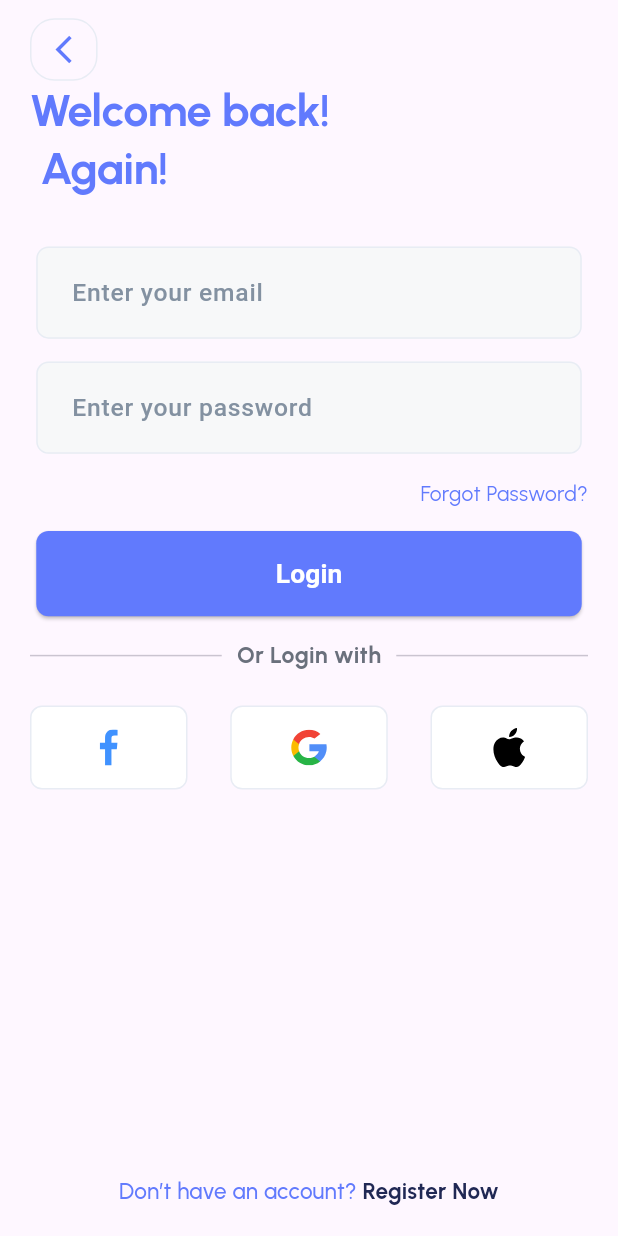
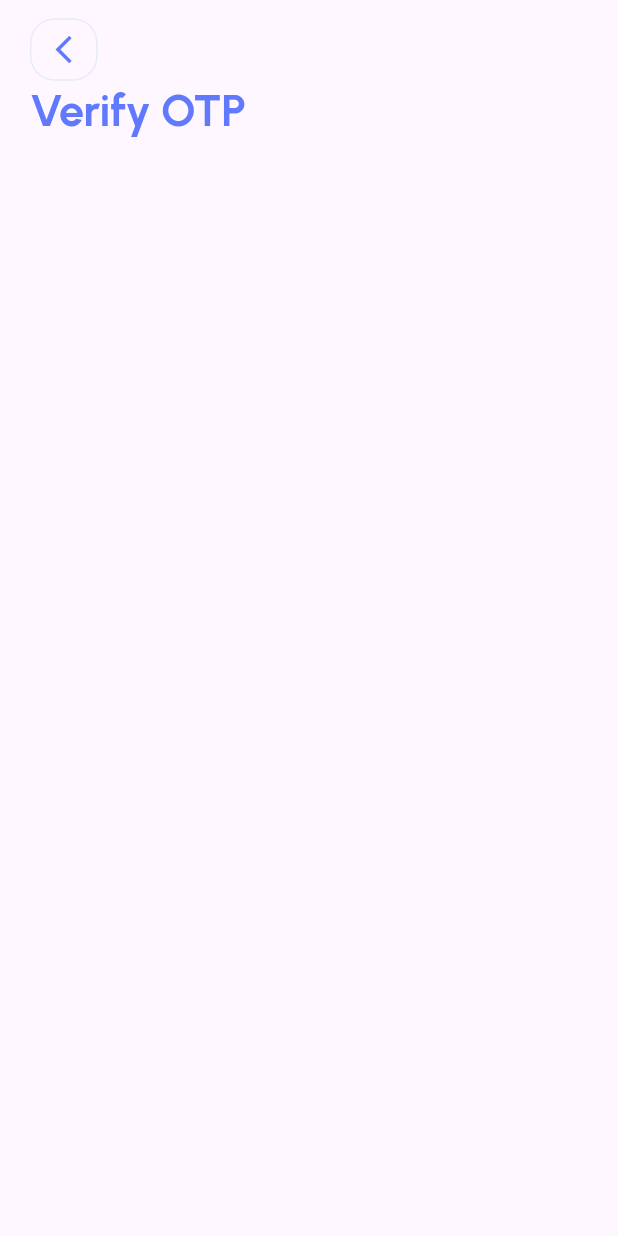
Before and after one commit to AmrElzohairy/finance_app, a Flutter app: the LoginView screen opened by its route, after a tap on "Login", on a phone screen of 412 x 824 dp. Run offline on Flutter 3.47's test engine with Material 3 defaults, Android fonts, the phone set to English and light mode, and no system bars; our stand-ins replace flutter_screenutil, flutter_svg.

Commit message:
Add OTPView and update routing and login navigation
Added a new OTPView for OTP verification. Updated the routing to include the new OTPView route and modified the LoginView to navigate to the OTPView upon login button press.

```diff
--- a/lib/core/routing/ongenerate_route.dart
+++ b/lib/core/routing/ongenerate_route.dart
@@ -1,6 +1,7 @@
-import 'package:finance_app/feature/auth/presentation/ui/login_view.dart'
-    show LoginView;
+
+import 'package:finance_app/feature/auth/presentation/ui/login_view.dart';
 import 'package:finance_app/feature/onBoarding/ui/onboarding_view.dart';
+import 'package:finance_app/feature/otp/ui/otp_view.dart';
 import 'package:flutter/material.dart';
 
 Route<dynamic> onGenerateRoute(RouteSettings settings) {
@@ -9,6 +10,8 @@ Route<dynamic> onGenerateRoute(RouteSettings settings) {
       return MaterialPageRoute(builder: (context) => const OnboardingView());
     case LoginView.routeName:
       return MaterialPageRoute(builder: (context) => const LoginView());
+    case OtpView.routeName:
+      return MaterialPageRoute(builder: (context) => const OtpView());
     default:
       return MaterialPageRoute(builder: (context) => const Scaffold());
   }
--- a/lib/feature/auth/presentation/ui/login_view.dart
+++ b/lib/feature/auth/presentation/ui/login_view.dart
@@ -1,6 +1,7 @@
 import 'package:finance_app/core/themes/app_assets.dart';
 import 'package:finance_app/core/widgets/back_button.dart';
 import 'package:finance_app/core/widgets/spacing.dart';
+import 'package:finance_app/feature/otp/ui/otp_view.dart';
 import 'package:flutter/material.dart';
 import 'package:flutter_svg/flutter_svg.dart';
 import '../../../../core/widgets/custom_text_field.dart';
@@ -56,7 +57,12 @@ class LoginView extends StatelessWidget {
                 ),
               ),
               HeightSpace(15),
-              PrimayButtonWidget(onPress: () {}, buttonText: 'Login'),
+              PrimayButtonWidget(
+                onPress: () {
+                  Navigator.pushNamed(context, OtpView.routeName);
+                },
+                buttonText: 'Login',
+              ),
               HeightSpace(15),
               OrLoginWith(),
               HeightSpace(22),
@@ -101,7 +107,6 @@ class LoginView extends StatelessWidget {
                   Spacer(),
                   InkWell(
                     onTap: () {},
-
                     child: Container(
                       height: 56,
                       width: 105,
--- /dev/null
+++ b/lib/feature/otp/ui/otp_view.dart
@@ -0,0 +1,42 @@
+
+import 'package:finance_app/core/widgets/back_button.dart';
+import 'package:finance_app/core/widgets/spacing.dart';
+import 'package:flutter/material.dart';
+
+
+class OtpView extends StatelessWidget {
+  const OtpView({super.key});
+  static const routeName = 'otp';
+  @override
+  Widget build(BuildContext context) {
+    return Scaffold(
+      body: Padding(
+        padding: const EdgeInsets.symmetric(horizontal: 20),
+        child: SafeArea(
+          child: Column(
+            children: [
+              HeightSpace(12),
+              BackButtonWidget(),
+              Align(
+                alignment: Alignment.centerLeft,
+                child: Text(
+                  'Verify OTP',
+                  textAlign: TextAlign.start,
+                  style: TextStyle(
+                    color: Color(0xFF617AFD),
+                    fontSize: 30,
+                    fontFamily: 'Urbanist',
+                    fontWeight: FontWeight.w700,
+                    height: 1.30,
+                    letterSpacing: -0.30,
+                  ),
+                ),
+              ),
+              HeightSpace(32),
+            ],
+          ),
+        ),
+      ),
+    );
+  }
+}
```
